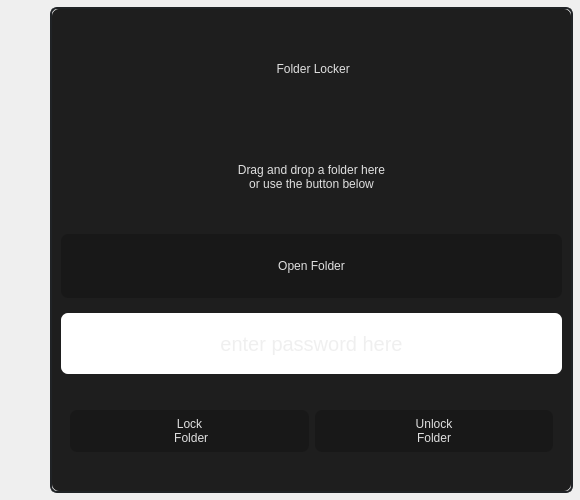
Above: files/more/main.ui from prathambahekar/lock-it before the change. Below: the same form after it.
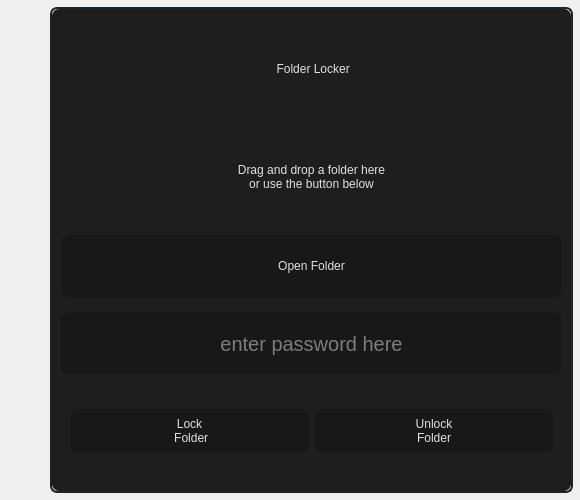
That is the form after the change. Icons and pictures are not drawn.

Patch:
```diff
--- a/files/more/main.ui
+++ b/files/more/main.ui
@@ -21,159 +21,253 @@
   </property>
   <widget class="QWidget" name="centralwidget">
    <property name="styleSheet">
-    <string notr="true">/* Dark Theme */
+    <string notr="true">/* ===================
+   General Styles 
+==================== */
 
+/* Global font and text color */
 * {
-    /*background-color: #1b1b1b;*/
+    /* background-color: #1b1b1b; */ /* Optional background color */
     font: 600 18pt &quot;Consolas&quot;;
     color: #e0e0e0;
 }
 
+/* ===================
+   QLineEdit Styles 
+==================== */
+
+/* Background color for input fields */
+.QLineEdit {
+    background-color: #181818;
+}
+
+/* ===================
+   QPushButton Styles 
+==================== */
+
+/* Default button appearance */
 .QPushButton {
     background-color: #181818;
-	padding : 7px;
+    padding: 7px;
+    border: 1px solid transparent; /* Optional border for clarity */
+    border-radius: 5px;
 }
 
-
+/* Button hover effect */
 .QPushButton:hover {
     background-color: #3a3a3a;
 }
 
+/* Button pressed effect */
 .QPushButton:pressed {
     background-color: #2b2b2b;
 }
 
+/* ===================
+   Left Menu Button Styles 
+==================== */
+
+/* Default appearance of buttons in the left menu */
 #leftMenu .QPushButton {
     background-color: transparent;
     border-radius: 7px;
 }
 
+/* Button hover effect in the left menu */
 #leftMenu .QPushButton:hover {
     background-color: #3a3a3a;
 }
 
+/* Button pressed effect in the left menu */
 #leftMenu .QPushButton:pressed {
     background-color: #2b2b2b;
 }
 
+/* ===================
+   Main Frame Styles 
+==================== */
+
+/* Border and background styling for the main frame */
 #mainFrame {
-    border: 2px solid #202326;	
-	border-radius: 7px;
+    border: 2px solid #202326;
+    border-radius: 7px;
 }
 
+/* Background color for inner frames in main frame */
 #mainFrame .QFrame {
-
-	background-color: #1e1e1e;
-	
+    background-color: #1e1e1e;
 }
 
+/* Background color for labels inside the main frame */
 #mainFrame .QLabel {
-
-	background-color: #1e1e1e;
-	
+    background-color: #1e1e1e;
 }
 
+/* ===================
+   Left Menu Button Appearance 
+==================== */
+
+/* Padding and font style for buttons in the left menu */
 #leftMenu .QPushButton {
-	
     padding: 7px;
     image-position: left center;
-    font:  13pt &quot;Consolas&quot;;
+    font: 13pt &quot;Consolas&quot;;
     color: #ffffff;
 }
 
+/* ===================
+   Icon Button Styles 
+==================== */
+
+/* Icon images for various buttons */
 #settings_btn {
-    
-	image: url(:/dark/dark/settings_48_regular.svg);
+    image: url(:/dark/dark/settings_48_regular.svg);
 }
 
 #home_btn {
-    
-	
-	image: url(:/dark/dark/home_48_regular.svg);
+    image: url(:/dark/dark/home_48_regular.svg);
 }
 
 #theme_btn {
-    
-	image: url(:/dark/dark/weather_sunny_48_regular.svg);
+    image: url(:/dark/dark/weather_sunny_48_regular.svg);
 }
 
 #menu_btn {
-    
-	image: url(:/dark/dark/panel_left_text_48_regular.svg);
+    image: url(:/dark/dark/panel_left_text_48_regular.svg);
 }
 
+/* ===================
+   Labels Styles 
+==================== */
+
+/* Main label in settings */
 #stg_lbl_main {
     padding-left: 4px;
     font: 700 24pt &quot;Consolas&quot;;
 }
 
+/* ===================
+   Stack Widget Styles 
+==================== */
+
+/* Styling for widgets within the settings stack */
 #stack_stg .QWidget {
     border-radius: 8px;
     background-color: #4a4a4a;
 }
 
+/* ===================
+   Home App Label Styles 
+==================== */
+
+/* Label for home app button in settings */
 #stg_home_app_bt_lbl {
     font: 600 13pt &quot;Consolas Semib&quot;;
     padding-left: 16px;
 }
 
+/* Image label padding */
 #stg_home_app_img_lbl {
     padding: 17px;
 }
 
+/* Header label for home app in settings */
 #stg_home_app_hd_lbl {
     font: 900 16pt &quot;Consolas&quot;;
     padding-left: 2px;
 }
 
+/* Button for home app in settings */
 #stg_home_app_img_btn {
     font: 600 14pt &quot;Consolas&quot;;
     padding-left: 4px;
-	border: 0px;
+    border: 0px;
 }
 
+/* ===================
+   Home Info Label Styles 
+==================== */
+
+/* Label for home info button in settings */
 #stg_home_info_bt_lbl {
     font: 600 13pt &quot;Consolas&quot;;
     padding-left: 16px;
 }
 
+/* Image label padding for info */
 #stg_home_info_img_lbl {
     padding: 17px;
 }
 
+/* Header label for home info in settings */
 #stg_home_info_hd_lbl {
     font: 900 16pt &quot;Consolas&quot;;
     padding-left: 2px;
 }
 
+/* Button for home info in settings */
 #stg_home_info_img_btn {
     font: 600 14pt &quot;Consolas&quot;;
     padding-left: 4px;
-	border: 0px;
+    border: 0px;
 }
 
-#home_page {
-	background-color: #1e1e1e;
+/* ===================
+   Page Background Styles 
+==================== */
+
+/* Background colors for different pages */
+#home_page, #setting_page, #info_page {
+    background-color: #1e1e1e;
 }
-#setting_page {
-	background-color: #1e1e1e;
+
+/* ===================
+   Settings Page Styles 
+==================== */
+
+/* Background color for settings pages */
+#stg_abt_pg, #stg_home_pg, #stg_app_pg {
+    background-color: #1e1e1e;
 }
-#info_page {
-	background-color: #1e1e1e;
+
+/* ===================
+   Tooltip Styles 
+==================== */
+
+/* General tooltip appearance */
+QToolTip {
+    background-color: #333333;
+    color: #e0e0e0;
+    border: 1px;
+    padding: 4px;
+    font: 400 12pt &quot;Consolas&quot;;
+    border-radius: 10px;
+    opacity: 85%;
 }
 
-#stg_abt_pg{
-	background-color: #1e1e1e;
+/* ===================
+   Tooltips for Specific Buttons 
+==================== */
+
+/* Tooltip for home button */
+#home_btn::after {
+    content: &quot;Go to Home Page&quot;;
 }
 
-#stg_home_pg{
-	background-color: #1e1e1e;
+/* Tooltip for settings button */
+#settings_btn::after {
+    content: &quot;Open Settings&quot;;
 }
 
-#stg_app_pg{
-	background-color: #1e1e1e;
+/* Tooltip for theme button */
+#theme_btn::after {
+    content: &quot;Change Theme&quot;;
 }
 
+/* Tooltip for menu button */
+#menu_btn::after {
+    content: &quot;Open Menu&quot;;
+}
 </string>
    </property>
    <layout class="QHBoxLayout" name="horizontalLayout">
```
